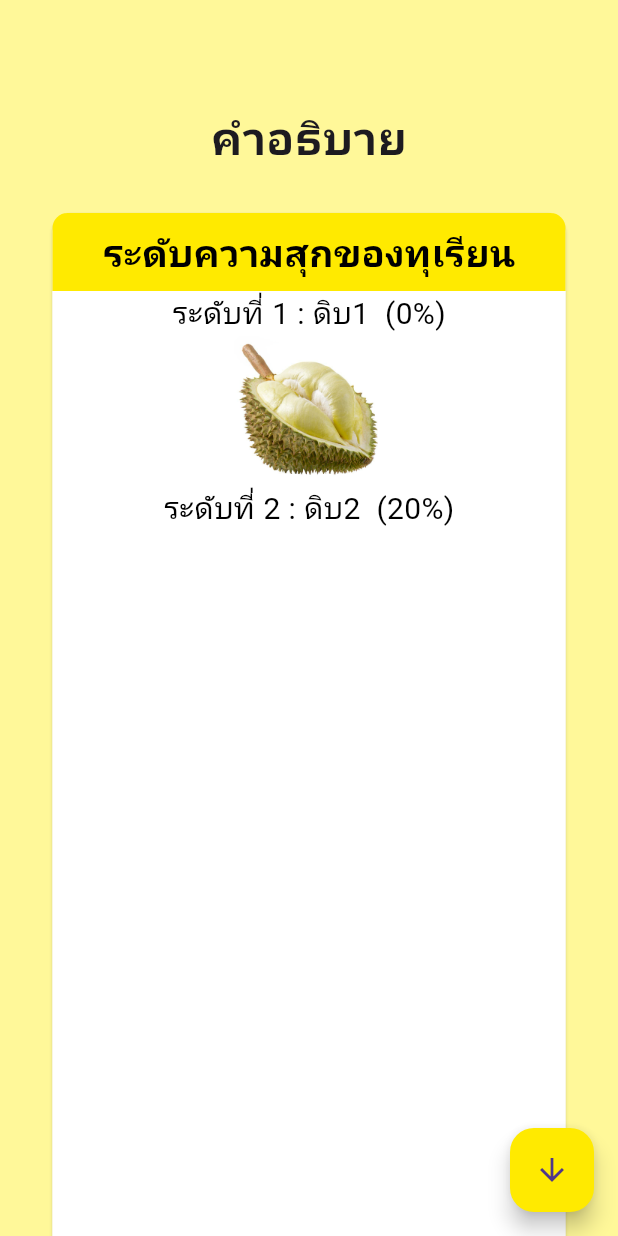
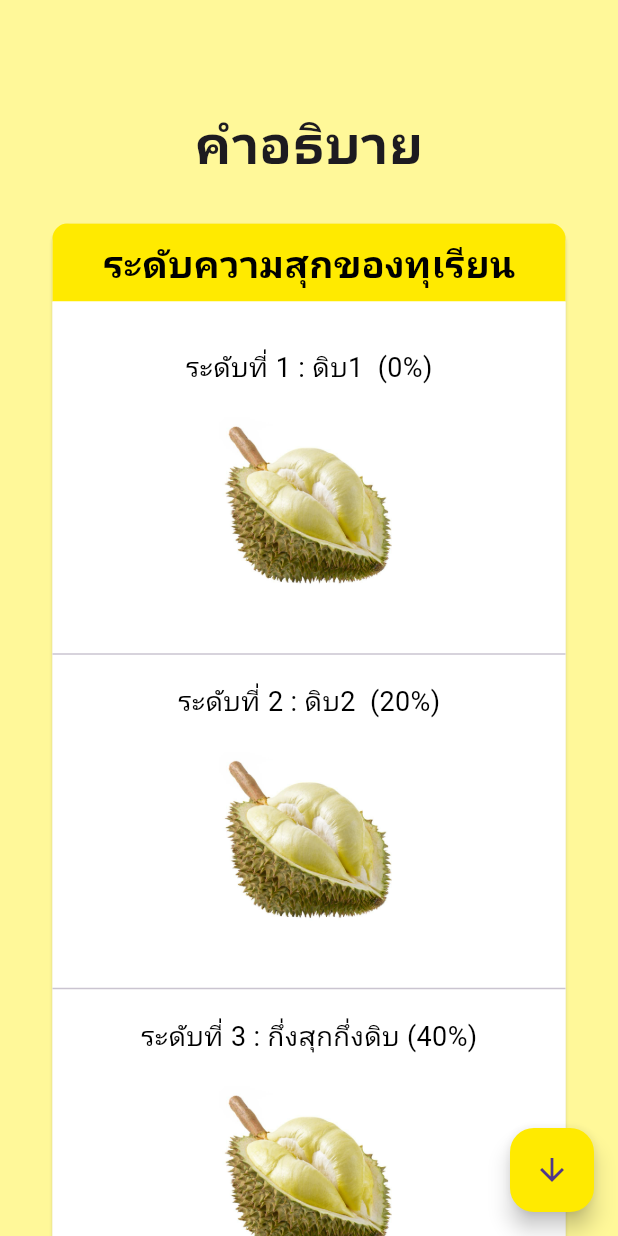
Before and after one commit to nirobonj/Durian01, a Flutter app: the HomePage screen opened directly, on a phone screen of 412 x 824 dp. Run offline on Flutter 3.47's test engine with Material 3 defaults, Android fonts, the phone set to English and light mode, and no system bars.

Commit message:
แก้หน้าคำอธิบาย

```diff
--- a/durian1/lib/home_page.dart
+++ b/durian1/lib/home_page.dart
@@ -2,7 +2,7 @@ import 'package:flutter/material.dart';
 import 'display_page.dart';
 
 class HomePage extends StatelessWidget {
-  HomePage({Key? key});
+  HomePage({super.key});
   final ScrollController _scrollController = ScrollController();
 
   void next(BuildContext context) {
@@ -38,13 +38,13 @@ class HomePage extends StatelessWidget {
                 'คำอธิบาย',
                 style: TextStyle(
                   fontWeight: FontWeight.bold,
-                  fontSize: 30,
+                  fontSize: 35,
                 ),
               ),
               const SizedBox(height: 25),
               SizedBox(
                 width: 350,
-                height: 3000,
+                height: 1400,
                 child: Card(
                   color: const Color.fromARGB(255, 255, 255, 255),
                   child: Column(
@@ -87,34 +87,113 @@ class HomePage extends StatelessWidget {
                               bottomRight: Radius.circular(10.0),
                             ),
                           ),
-                          child:  Center(
+                          child: Center(
                             child: Column(
                               children: [
+                                const SizedBox(height: 30),
                                 const Text(
                                   'ระดับที่ 1 : ดิบ1  (0%)',
                                   style: TextStyle(
                                     color: Colors.black,
-                                    fontSize: 20,
-                                    fontWeight: FontWeight.normal, // กำหนดสีข้อความใน Body
+                                    fontSize: 18,
+                                    fontWeight: FontWeight
+                                        .normal, // กำหนดสีข้อความใน Body
                                   ),
                                 ),
+                                const SizedBox(height: 20),
                                 SizedBox(
-                                  width: 100,
-                                  height: 100,
+                                  width: 120,
+                                  height: 120,
                                   child: Image.asset('assets/lv1.png'),
                                 ),
-
+                                const SizedBox(height: 30),
                                 // Image.asset(
                                 //   "assets/microphone.png",
                                 //   width: 200, // กำหนดความกว้างเป็น 100 pixels
                                 //   height: 200, // กำหนดความสูงเป็น 100 pixels),
                                 // ),
+                                const Divider(),
+                                // Container(
+                                //   height: 2, // ปรับความหนาของ Divider ตรงนี้
+                                //   color: Colors.grey, // สีของเส้นแบ่ง
+                                // ),
+                                const SizedBox(height: 10),
                                 const Text(
                                   'ระดับที่ 2 : ดิบ2  (20%)',
                                   style: TextStyle(
                                     color: Colors.black,
-                                    fontSize: 20, // กำหนดสีข้อความใน Body
+                                    fontSize: 18, // กำหนดสีข้อความใน Body
                                   ),
+                                ),
+                                const SizedBox(height: 20),
+                                SizedBox(
+                                  width: 120,
+                                  height: 120,
+                                  child: Image.asset('assets/lv2.png'),
+                                ),
+                                const SizedBox(height: 30),
+                                const Divider(),
+                                const SizedBox(height: 10),
+                                const Text(
+                                  'ระดับที่ 3 : กึ่งสุกกึ่งดิบ (40%)',
+                                  style: TextStyle(
+                                    color: Colors.black,
+                                    fontSize: 18, // กำหนดสีข้อความใน Body
+                                  ),
+                                ),
+                                const SizedBox(height: 20),
+                                SizedBox(
+                                  width: 120,
+                                  height: 120,
+                                  child: Image.asset('assets/lv3.png'),
+                                ),
+                                const SizedBox(height: 30),
+                                const Divider(),
+                                const SizedBox(height: 10),
+                                const Text(
+                                  'ระดับที่ 4 : สุก1 กรอบนอกนุ่มใน (60%)',
+                                  style: TextStyle(
+                                    color: Colors.black,
+                                    fontSize: 18, // กำหนดสีข้อความใน Body
+                                  ),
+                                ),
+                                const SizedBox(height: 20),
+                                SizedBox(
+                                  width: 120,
+                                  height: 120,
+                                  child: Image.asset('assets/lv4.png'),
+                                ),
+                                const SizedBox(height: 30),
+                                const Divider(),
+                                const SizedBox(height: 10),
+                                const Text(
+                                  'ระดับที่ 5 : สุก2 สุกนุ่มกำลังดี (80%)',
+                                  style: TextStyle(
+                                    color: Colors.black,
+                                    fontSize: 18, // กำหนดสีข้อความใน Body
+                                  ),
+                                ),
+                                const SizedBox(height: 20),
+                                SizedBox(
+                                  width: 120,
+                                  height: 120,
+                                  child: Image.asset('assets/lv5.png'),
+                                ),
+                                const SizedBox(height: 30),
+                                const Divider(),
+                                const SizedBox(height: 10),
+                                const Text(
+                                  'ระดับที่ 6 : สุก3 สุกมาก งอม(100%)',
+                                  style: TextStyle(
+                                    color: Colors.black,
+                                    fontSize: 18, // กำหนดสีข้อความใน Body
+                                  ),
+                                ),
+                                const SizedBox(height: 20),
+                                SizedBox(
+                                  width: 120,
+                                  height: 120,
+                                  child: Image.asset('assets/lv6.png'),
                                 ),
                               ],
                             ),
--- a/durian1/lib/login_page.dart
+++ b/durian1/lib/login_page.dart
@@ -5,7 +5,7 @@ import 'signup_page.dart';
 import 'home_page.dart';
 
 class LoginPage extends StatelessWidget {
-  LoginPage({Key? key}) : super(key: key);
+  const LoginPage({super.key});
 
   @override
   Widget build(BuildContext context) {
--- a/durian1/lib/main.dart
+++ b/durian1/lib/main.dart
@@ -18,7 +18,7 @@ class MyApp extends StatelessWidget {
           filled: true,
         ),
       ),
-      home: LoginPage(),
+      home: const LoginPage(),
       debugShowCheckedModeBanner: false,
     );
   }
```
